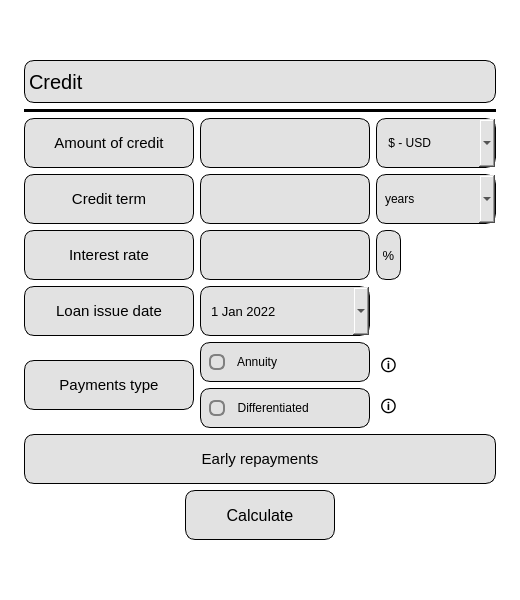
This is src/s21_frontend/s21_credit.ui in kossadda/C7_s21_SmartCalc as Qt 5 draws it before an edit. The edited form follows.
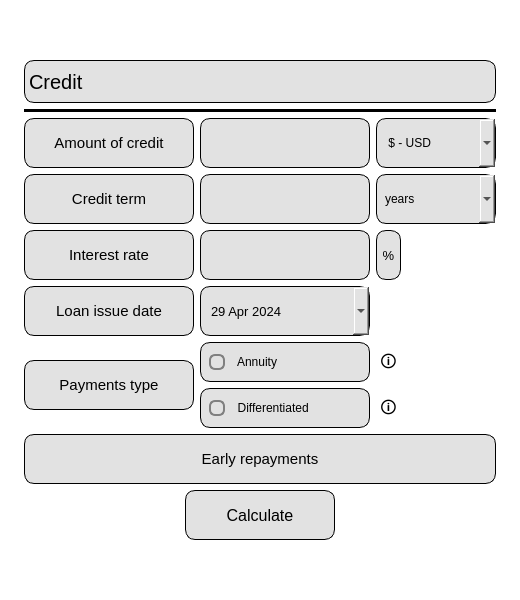
This is the edited form. Icons and pictures are not drawn.

```diff
--- a/src/s21_frontend/s21_credit.ui
+++ b/src/s21_frontend/s21_credit.ui
@@ -508,12 +508,12 @@
         </property>
         <property name="maximumDateTime">
          <datetime>
-          <hour>11</hour>
+          <hour>20</hour>
           <minute>59</minute>
           <second>59</second>
           <year>9999</year>
           <month>12</month>
-          <day>12</day>
+          <day>11</day>
          </datetime>
         </property>
         <property name="calendarPopup">
@@ -521,9 +521,9 @@
         </property>
         <property name="date">
          <date>
-          <year>2022</year>
-          <month>1</month>
-          <day>1</day>
+          <year>2024</year>
+          <month>4</month>
+          <day>29</day>
          </date>
         </property>
        </widget>
@@ -565,6 +565,7 @@
 }
 
 QLabel {
+	margin-top: 3px;
 	color:black;
 }
 </string>
@@ -734,55 +735,6 @@
         </item>
        </widget>
       </item>
-      <item row="8" column="2">
-       <widget class="QLabel" name="info_label_1">
-        <property name="sizePolicy">
-         <sizepolicy hsizetype="Fixed" vsizetype="Fixed">
-          <horstretch>0</horstretch>
-          <verstretch>0</verstretch>
-         </sizepolicy>
-        </property>
-        <property name="minimumSize">
-         <size>
-          <width>25</width>
-          <height>25</height>
-         </size>
-        </property>
-        <property name="maximumSize">
-         <size>
-          <width>16777215</width>
-          <height>40</height>
-         </size>
-        </property>
-        <property name="font">
-         <font>
-          <pointsize>12</pointsize>
-         </font>
-        </property>
-        <property name="toolTip">
-         <string>&lt;html&gt;&lt;head/&gt;&lt;body&gt;&lt;p&gt;An annuity payment is a variant of monthly loan payment, when the amount of the monthly payment remains constant throughout the entire loan period.&lt;/p&gt;&lt;/body&gt;&lt;/html&gt;</string>
-        </property>
-        <property name="styleSheet">
-         <string notr="true">QToolTip {
-    padding: 0 8px;
-	background-color: rgb(226, 226, 226);
-	color:black;
-	border: 1px solid black;
-}
-
-QLabel {
-	color:black;
-}
-</string>
-        </property>
-        <property name="text">
-         <string>🛈</string>
-        </property>
-        <property name="alignment">
-         <set>Qt::AlignBottom|Qt::AlignHCenter</set>
-        </property>
-       </widget>
-      </item>
       <item row="8" column="1">
        <widget class="QRadioButton" name="annuity">
         <property name="sizePolicy">
@@ -1034,6 +986,56 @@
         </property>
        </widget>
       </item>
+      <item row="8" column="2">
+       <widget class="QLabel" name="info_label_3">
+        <property name="sizePolicy">
+         <sizepolicy hsizetype="Fixed" vsizetype="Fixed">
+          <horstretch>0</horstretch>
+          <verstretch>0</verstretch>
+         </sizepolicy>
+        </property>
+        <property name="minimumSize">
+         <size>
+          <width>25</width>
+          <height>25</height>
+         </size>
+        </property>
+        <property name="maximumSize">
+         <size>
+          <width>16777215</width>
+          <height>40</height>
+         </size>
+        </property>
+        <property name="font">
+         <font>
+          <pointsize>12</pointsize>
+         </font>
+        </property>
+        <property name="toolTip">
+         <string>&lt;html&gt;&lt;head/&gt;&lt;body&gt;&lt;p&gt;An annuity payment is a variant of monthly loan payment, when the amount of the monthly payment remains constant throughout the entire loan period.&lt;/p&gt;&lt;/body&gt;&lt;/html&gt;</string>
+        </property>
+        <property name="styleSheet">
+         <string notr="true">QToolTip {
+    padding: 0 8px;
+	background-color: rgb(226, 226, 226);
+	color:black;
+	border: 1px solid black;
+}
+
+QLabel {
+	margin-top: 3px;
+	color:black;
+}
+</string>
+        </property>
+        <property name="text">
+         <string>🛈</string>
+        </property>
+        <property name="alignment">
+         <set>Qt::AlignCenter</set>
+        </property>
+       </widget>
+      </item>
      </layout>
     </item>
    </layout>
```
Left out of the diff: 2 changed lines with no effect on the pictures.
